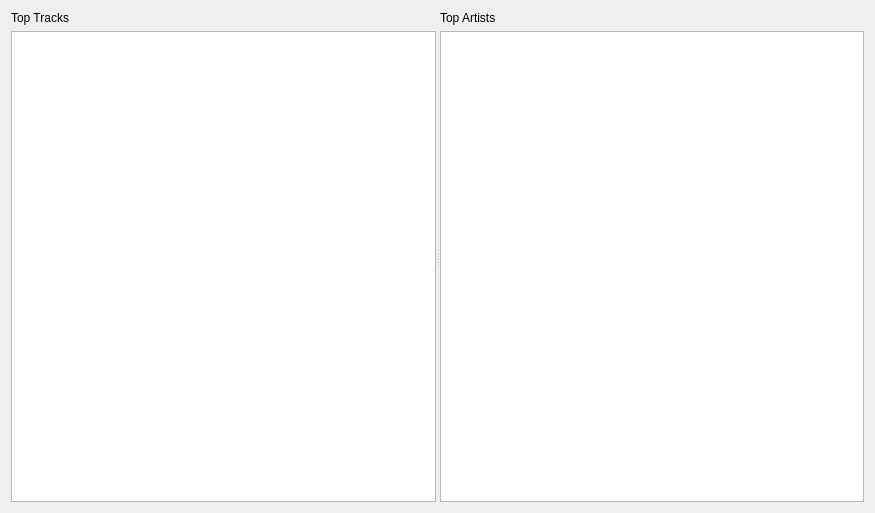
The window that src/libtomahawk/widgets/whatshotwidget.ui (tomahawk-player/tomahawk) describes before a commit, drawn with Qt 5.
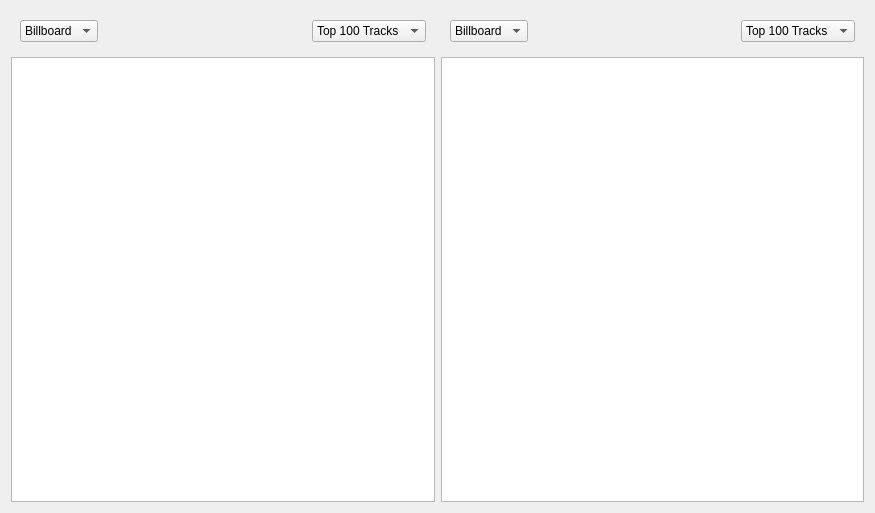
The same window after the commit. Custom widgets are drawn as their Qt base class.

Commit message: Use the new Header and ComboBox widgets in the whatshot widget.

Diff of the .ui file:
```diff
--- a/src/libtomahawk/widgets/whatshotwidget.ui
+++ b/src/libtomahawk/widgets/whatshotwidget.ui
@@ -10,19 +10,71 @@
     <height>513</height>
    </rect>
   </property>
+  <layout class="QHBoxLayout" name="horizontalLayout_2">
+   <item>
+    <layout class="QVBoxLayout" name="verticalLayout">
+     <item>
+      <widget class="HeaderWidget" name="bg1">
   <layout class="QHBoxLayout" name="horizontalLayout">
    <item>
-    <widget class="QSplitter" name="splitter">
+         <widget class="ComboBox" name="sourceComobLeft">
+          <property name="sizeAdjustPolicy">
+           <enum>QComboBox::AdjustToContentsOnFirstShow</enum>
+          </property>
+          <property name="iconSize">
+           <size>
+            <width>0</width>
+            <height>0</height>
+           </size>
+          </property>
+          <item>
+           <property name="text">
+            <string>Billboard</string>
+           </property>
+          </item>
+          <item>
+           <property name="text">
+            <string>Last.fm</string>
+           </property>
+          </item>
+          <item>
+           <property name="text">
+            <string>iTunes</string>
+           </property>
+          </item>
+          <item>
+           <property name="text">
+            <string/>
+           </property>
+          </item>
+         </widget>
+        </item>
+        <item>
+         <spacer name="horizontalSpacer">
      <property name="orientation">
       <enum>Qt::Horizontal</enum>
      </property>
-     <widget class="QWidget" name="">
-      <layout class="QVBoxLayout" name="verticalLayout_2">
+          <property name="sizeHint" stdset="0">
+           <size>
+            <width>40</width>
+            <height>5</height>
+           </size>
+          </property>
+         </spacer>
+        </item>
        <item>
-        <widget class="HeaderLabel" name="tracksLabel">
+         <widget class="ComboBox" name="typeComboLeft">
+          <property name="sizeAdjustPolicy">
+           <enum>QComboBox::AdjustToContentsOnFirstShow</enum>
+          </property>
+          <item>
          <property name="text">
-          <string>Top Tracks</string>
-         </property>
+            <string>Top 100 Tracks</string>
+           </property>
+          </item>
+         </widget>
+        </item>
+       </layout>
         </widget>
        </item>
        <item>
@@ -36,14 +88,71 @@
         </widget>
        </item>
       </layout>
-     </widget>
-     <widget class="QWidget" name="">
-      <layout class="QVBoxLayout" name="verticalLayout_4">
+   </item>
+   <item>
+    <layout class="QVBoxLayout" name="verticalLayout_2">
+     <item>
+      <widget class="HeaderWidget" name="bg2" native="true">
+       <layout class="QHBoxLayout" name="horizontalLayout_3">
+        <item>
+         <widget class="ComboBox" name="sourceComboRight">
+          <property name="sizeAdjustPolicy">
+           <enum>QComboBox::AdjustToContentsOnFirstShow</enum>
+          </property>
+          <property name="iconSize">
+           <size>
+            <width>0</width>
+            <height>0</height>
+           </size>
+          </property>
+          <item>
+           <property name="text">
+            <string>Billboard</string>
+           </property>
+          </item>
+          <item>
+           <property name="text">
+            <string>Last.fm</string>
+           </property>
+          </item>
+          <item>
+           <property name="text">
+            <string>iTunes</string>
+           </property>
+          </item>
+          <item>
+           <property name="text">
+            <string/>
+           </property>
+          </item>
+         </widget>
+        </item>
        <item>
-        <widget class="HeaderLabel" name="artistsLabel">
+         <spacer name="horizontalSpacer_3">
+          <property name="orientation">
+           <enum>Qt::Horizontal</enum>
+          </property>
+          <property name="sizeHint" stdset="0">
+           <size>
+            <width>40</width>
+            <height>5</height>
+           </size>
+          </property>
+         </spacer>
+        </item>
+        <item>
+         <widget class="ComboBox" name="typeComboRight">
+          <property name="sizeAdjustPolicy">
+           <enum>QComboBox::AdjustToContentsOnFirstShow</enum>
+          </property>
+          <item>
          <property name="text">
-          <string>Top Artists</string>
-         </property>
+            <string>Top 100 Tracks</string>
+           </property>
+          </item>
+         </widget>
+        </item>
+       </layout>
         </widget>
        </item>
        <item>
@@ -57,17 +166,10 @@
         </widget>
        </item>
       </layout>
-     </widget>
-    </widget>
    </item>
   </layout>
  </widget>
  <customwidgets>
-  <customwidget>
-   <class>HeaderLabel</class>
-   <extends>QLabel</extends>
-   <header location="global">widgets/HeaderLabel.h</header>
-  </customwidget>
   <customwidget>
    <class>PlaylistView</class>
    <extends>QTreeView</extends>
@@ -78,6 +180,16 @@
    <extends>QTreeView</extends>
    <header location="global">artistview.h</header>
   </customwidget>
+  <customwidget>
+   <class>ComboBox</class>
+   <extends>QComboBox</extends>
+   <header location="global">widgets/combobox.h</header>
+  </customwidget>
+  <customwidget>
+   <class>HeaderWidget</class>
+   <extends>QWidget</extends>
+   <header location="global">widgets/HeaderWidget.h</header>
+  </customwidget>
  </customwidgets>
  <resources/>
  <connections/>
```
Lines whose indentation alone changed are shown as unchanged. The commit also changes 1 other file.
